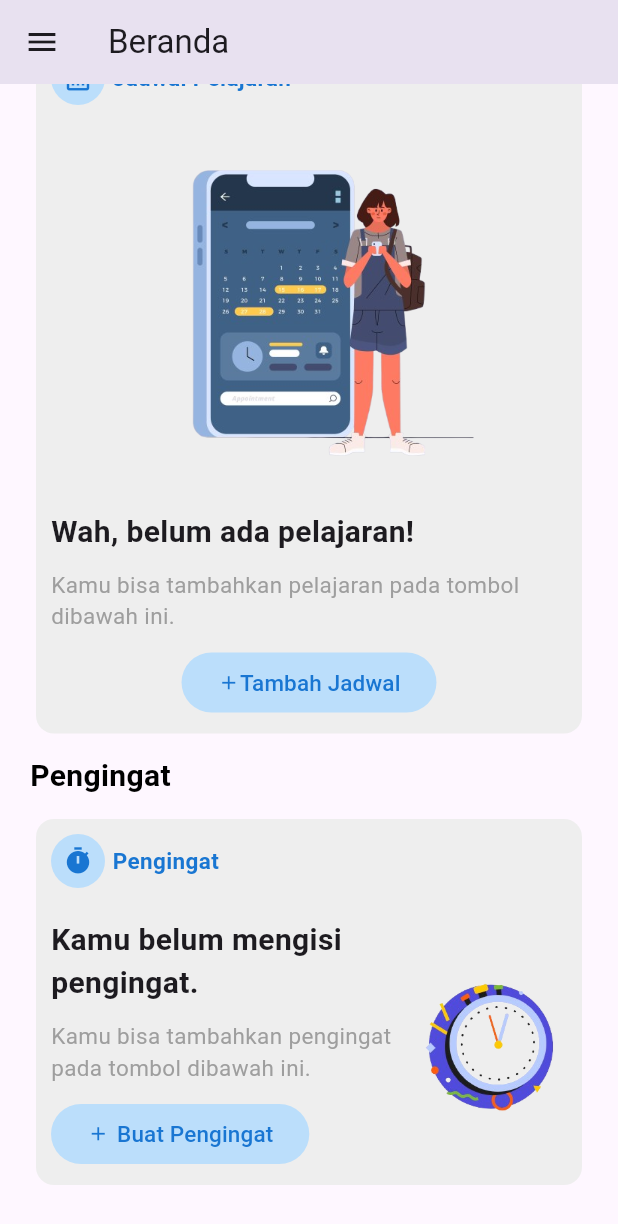
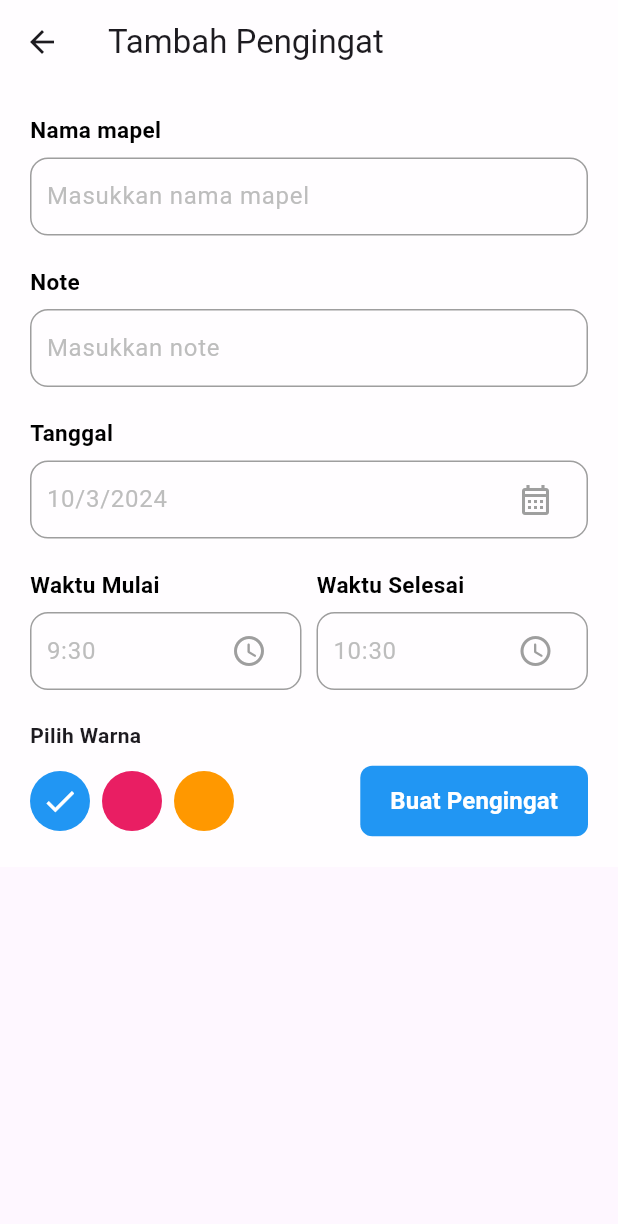
Before and after one commit to jvnnifer/jadwalPengingat, a Flutter app: the screen it shows after launch, scrolled down 95 dp, after a tap on "Buat Pengingat", on a phone screen of 412 x 824 dp. Shown: the top 1224 px of the screen. Run offline on Flutter 3.47's test engine with Material 3 defaults, Android fonts, the phone set to English and light mode, and no system bars; our stand-ins replace date_picker_timeline.

Commit message:
udah input field pengingat

```diff
--- a/lib/pages/home_page.dart
+++ b/lib/pages/home_page.dart
@@ -1,6 +1,7 @@
 import 'package:flutter/material.dart';
 import 'sidebar.dart';
 import 'input_field_jadwal.dart';
+import 'input_field_pengingat.dart';
 
 class HomePage extends StatelessWidget {
   const HomePage({super.key});
@@ -205,7 +206,15 @@ class HomePage extends StatelessWidget {
                                     elevation: 0,
                                     backgroundColor: Colors.blue[100],
                                   ),
-                                  onPressed: () {},
+                                  onPressed: () {
+                                    Navigator.push(
+                                      context,
+                                      MaterialPageRoute(
+                                        builder: (context) =>
+                                            InputFieldPengingat(),
+                                      ),
+                                    );
+                                  },
                                   child: Container(
                                     child: Row(
                                       mainAxisSize: MainAxisSize.min,
--- /dev/null
+++ b/lib/pages/input_field_pengingat.dart
@@ -0,0 +1,226 @@
+import 'package:flutter/material.dart';
+import 'input_field_satuan/input_field_satuan.dart';
+import 'package:intl/intl.dart';
+
+class InputFieldPengingat extends StatefulWidget {
+  const InputFieldPengingat({Key? key}) : super(key: key);
+
+  @override
+  InputFieldPengingatState createState() => InputFieldPengingatState();
+}
+
+class InputFieldPengingatState extends State<InputFieldPengingat> {
+  final TextEditingController _titlecontroller = TextEditingController();
+
+  DateTime _selectedDate = DateTime.now();
+  String _startTime = "9:30";
+  String _endTime = DateFormat("hh:mm").format(DateTime.now()).toString();
+
+  Future<void> _getDateFromUser(BuildContext context) async {
+    DateTime? _pickerDate = await showDatePicker(
+      context: context,
+      initialDate: DateTime.now(),
+      firstDate: DateTime(2015),
+      lastDate: DateTime(2125),
+    );
+
+    if (_pickerDate != null) {
+      setState(() {
+        _selectedDate = _pickerDate;
+      });
+    }
+  }
+
+  _showTimePicker() async {
+    return await showTimePicker(
+      initialEntryMode: TimePickerEntryMode.input,
+      context: context,
+      initialTime: TimeOfDay(
+          hour: int.parse(_startTime.split(":")[0]),
+          minute: int.parse(_startTime.split(":")[1])),
+    );
+  }
+
+  _getTimeFromUser({required bool isStartTime}) async {
+    var pickedTime = await _showTimePicker();
+    if (pickedTime != null) {
+      String _formattedTime = pickedTime.format(context);
+
+      setState(() {
+        if (isStartTime) {
+          _startTime = _formattedTime;
+        } else {
+          _endTime = _formattedTime;
+        }
+      });
+    }
+  }
+
+  int _selectedColor = 0;
+  Widget _colorPallete() {
+    return Column(
+      children: [
+        Wrap(
+          children: List<Widget>.generate(3, (int index) {
+            return GestureDetector(
+              onTap: () {
+                setState(() {
+                  _selectedColor = index;
+                });
+              },
+              child: Padding(
+                padding: EdgeInsets.only(right: 8),
+                child: CircleAvatar(
+                  radius: 20,
+                  backgroundColor: index == 0
+                      ? Colors.blue
+                      : index == 1
+                          ? Colors.pink
+                          : index == 2
+                              ? Colors.orange
+                              : Colors.grey,
+                  child: _selectedColor == index
+                      ? Icon(Icons.done, color: Colors.white, size: 25)
+                      : Container(),
+                ),
+              ),
+            );
+          }),
+        ),
+      ],
+    );
+  }
+
+  _validateData() {
+    if (_titlecontroller.text.isEmpty) {
+      print("ValidateData Called");
+      ScaffoldMessenger.of(context).showSnackBar(
+        SnackBar(
+          content: Text('Semua bagian harus diisi'),
+          backgroundColor: Colors.red,
+        ),
+      );
+    }
+  }
+
+  @override
+  Widget build(BuildContext context) {
+    return Scaffold(
+      appBar: AppBar(
+        title: Text(
+          'Tambah Pengingat',
+        ),
+        backgroundColor: Colors.white70,
+      ),
+      body: SingleChildScrollView(
+        scrollDirection: Axis.vertical,
+        child: Container(
+          color: Colors.white70,
+          padding: EdgeInsets.all(20),
+          child: Column(
+            crossAxisAlignment: CrossAxisAlignment.start,
+            children: [
+              InputFieldSatuan(
+                judul: 'Nama mapel',
+                hint: 'Masukkan nama mapel',
+                controller: _titlecontroller,
+              ),
+              InputFieldSatuan(
+                judul: 'Note',
+                hint: 'Masukkan note',
+              ),
+              // Untuk tambah tanggal di add tugas
+              InputFieldSatuan(
+                judul: 'Tanggal',
+                hint: DateFormat.yMd().format(_selectedDate),
+                widget: IconButton(
+                  onPressed: () => _getDateFromUser(context),
+                  icon: Icon(Icons.calendar_month_outlined, color: Colors.grey),
+                ),
+              ),
+              Row(
+                mainAxisAlignment: MainAxisAlignment.spaceBetween,
+                children: [
+                  Expanded(
+                    child: InputFieldSatuan(
+                      judul: 'Waktu Mulai',
+                      hint: _startTime,
+                      widget: IconButton(
+                        onPressed: () {
+                          _getTimeFromUser(isStartTime: true);
+                        },
+                        icon:
+                            Icon(Icons.access_time_rounded, color: Colors.grey),
+                      ),
+                    ),
+                  ),
+                  SizedBox(width: 10),
+                  Expanded(
+                    child: InputFieldSatuan(
+                      judul: 'Waktu Selesai',
+                      hint: _endTime,
+                      widget: IconButton(
+                        onPressed: () {
+                          _getTimeFromUser(isStartTime: false);
+                        },
+                        icon:
+                            Icon(Icons.access_time_rounded, color: Colors.grey),
+                      ),
+                    ),
+                  ),
+                ],
+              ),
+              Text(
+                'Pilih Warna',
+                style: TextStyle(fontWeight: FontWeight.w600),
+              ),
+              SizedBox(height: 10),
+              Row(
+                crossAxisAlignment: CrossAxisAlignment.center,
+                mainAxisAlignment: MainAxisAlignment.spaceBetween,
+                children: [
+                  _colorPallete(),
+                  CreateButton(
+                      label: 'Buat Pengingat', onTap: () => _validateData()),
+                ],
+              )
+            ],
+          ),
+        ),
+      ),
+    );
+  }
+}
+
+class CreateButton extends StatelessWidget {
+  final String label;
+  final VoidCallback onTap;
+  const CreateButton({
+    Key? key,
+    required this.label,
+    required this.onTap,
+  }) : super(key: key);
+
+  @override
+  Widget build(BuildContext context) {
+    return ElevatedButton(
+      onPressed: onTap,
+      style: ElevatedButton.styleFrom(
+        elevation: 0,
+        padding: EdgeInsets.symmetric(vertical: 12, horizontal: 20),
+        backgroundColor: Colors.blue,
+        shape: RoundedRectangleBorder(
+          borderRadius: BorderRadius.circular(8),
+        ),
+      ),
+      child: Text(
+        label,
+        style: TextStyle(
+          color: Colors.white,
+          fontSize: 16,
+          fontWeight: FontWeight.bold,
+        ),
+      ),
+    );
+  }
+}
```
